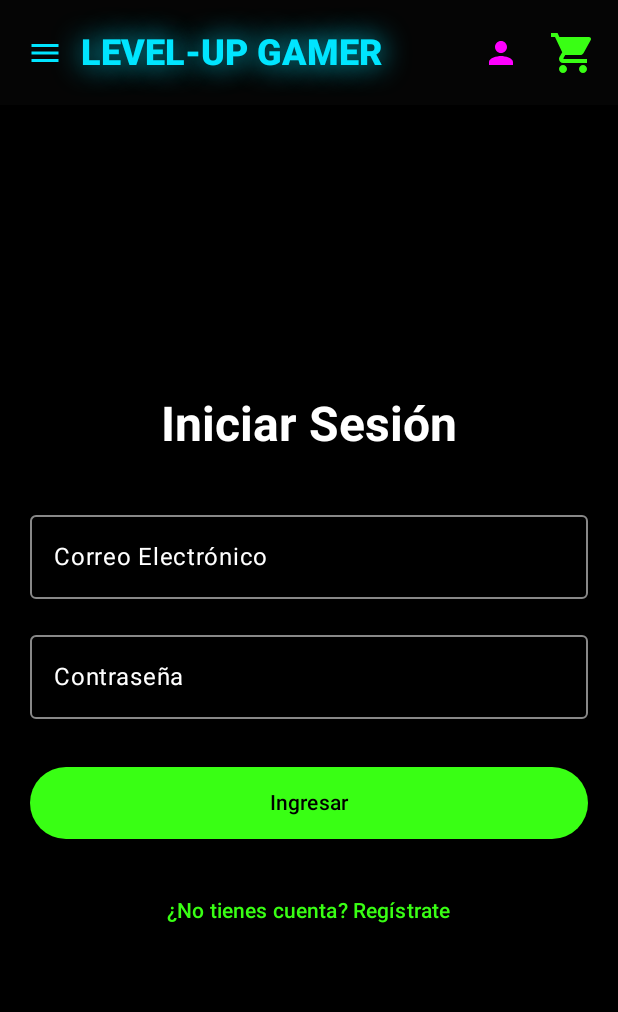
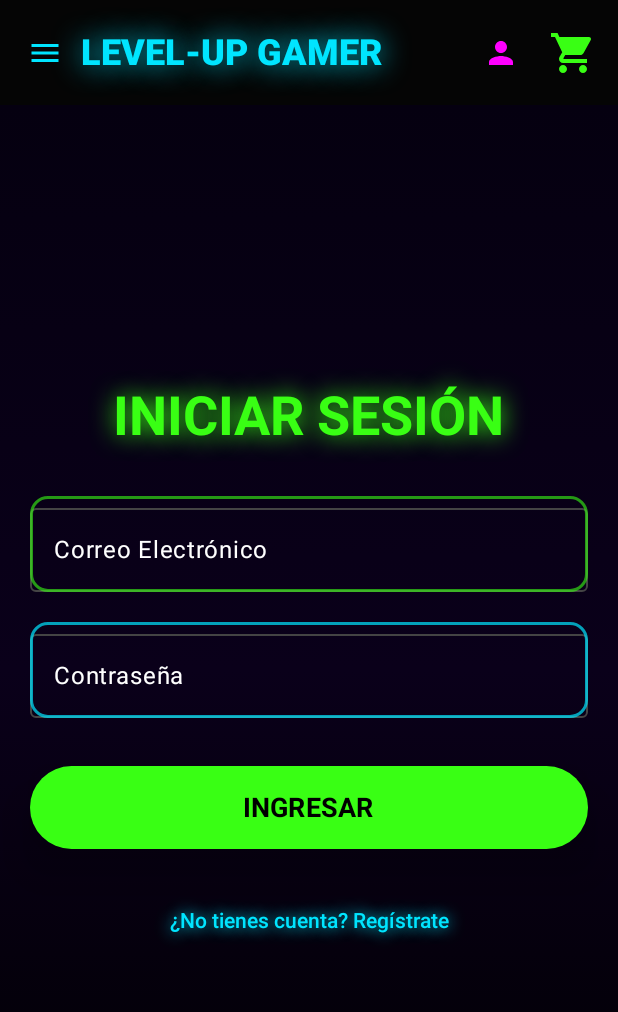
Before and after one commit to GOSUGING/project-aplicacion-movil, an Android app built with Jetpack Compose: the screen it shows after launch (MainActivity), after a tap on "Perfil", on a phone screen of 412 x 824 dp. Shown: the top 1012 px of the screen. Run offline under Robolectric (Android 15) with nearby library versions, the phone set to English and light mode, and no system bars; our stand-ins replace Dagger/Hilt's generated code.

Commit message:
quick fix

```diff
--- a/app/src/main/java/com/example/levelup/MainActivity.kt
+++ b/app/src/main/java/com/example/levelup/MainActivity.kt
@@ -23,15 +23,11 @@ import com.example.levelup.viewmodel.CartViewModel
 import com.example.levelup.viewmodel.TopBarViewModel
 import dagger.hilt.android.AndroidEntryPoint
 
-// =======================================
-//   MAIN ACTIVITY
-// =======================================
 @AndroidEntryPoint
 class MainActivity : ComponentActivity() {
 
     private var onPermissionResult: ((Boolean) -> Unit)? = null
 
-    // Launcher nativo de permisos (SIN accompanist)
     private val requestPermissionLauncher =
         registerForActivityResult(ActivityResultContracts.RequestPermission()) { granted ->
             onPermissionResult?.invoke(granted)
@@ -53,16 +49,11 @@ class MainActivity : ComponentActivity() {
     }
 }
 
-// Permiso disponible desde Compose sin accompanist
 val LocalRequestPermission =
     compositionLocalOf<(String, (Boolean) -> Unit) -> Unit> {
         error("Permission requester not initialized")
     }
 
-
-// =======================================
-//   NAVEGACIÓN COMPLETA
-// =======================================
 @Composable
 fun AppNavigation() {
 
@@ -72,18 +63,13 @@ fun AppNavigation() {
 
     val currentUser by topBarVM.currentUser.collectAsState()
 
-    val isAdmin = currentUser?.role
-        ?.uppercase()
-        ?.contains("ADMIN") == true
+    val isAdmin = currentUser?.role?.uppercase()?.contains("ADMIN") == true
 
     NavHost(
         navController = navController,
         startDestination = "home"
     ) {
 
-        // ========================================
-        //  SCREENS QUE TIENEN TOPBAR
-        // ========================================
         val screensWithTopBar = listOf(
             "home", "categories", "products",
             "profile", "admin_profile",
@@ -118,13 +104,7 @@ fun AppNavigation() {
                                 else navController.navigate("profile")
                             },
 
-                            onTitleClick = { navController.navigate("home") },
-
-                            onAdminClick = {
-                                if (isAdmin) navController.navigate("admin_profile")
-                            },
-
-                            isAdmin = isAdmin
+                            onTitleClick = { navController.navigate("home") }
                         )
                     },
                     containerColor = Color.Black
@@ -182,10 +162,7 @@ fun AppNavigation() {
             }
         }
 
-        // ========================================
-        //  SCREENS SIN TOPBAR
-        // ========================================
-
+        // SCREENS SIN TOPBAR
         composable("cart") {
             CartScreen(
                 navController = navController,
--- a/app/src/main/java/com/example/levelup/ui/components/AppTopBar.kt
+++ b/app/src/main/java/com/example/levelup/ui/components/AppTopBar.kt
@@ -49,9 +49,7 @@ fun AppTopBar(
     onMenuLogin: () -> Unit,
     onMenuRegister: () -> Unit,
     onMenuProfile: () -> Unit,
-    onTitleClick: () -> Unit,
-    onAdminClick: () -> Unit,
-    isAdmin: Boolean
+    onTitleClick: () -> Unit
 ) {
     val topBarVM: TopBarViewModel = hiltViewModel()
     val currentUser by topBarVM.currentUser.collectAsState()
@@ -110,14 +108,7 @@ fun AppTopBar(
                         )
                     }
 
-                    if (isAdmin) {
-                        Divider(color = NeonPurple.copy(alpha = 0.4f))
-
-                        DropdownMenuItem(
-                            text = { RowWithIcon("Panel Admin", Icons.Default.AdminPanelSettings, NeonOrange) },
-                            onClick = { menuOpen = false; onAdminClick() }
-                        )
-                    }
+                    // ❌ ADMIN REMOVIDO
                 }
             }
 
@@ -141,7 +132,7 @@ fun AppTopBar(
             )
 
             // =========================
-            // PERFIL
+            // PERFIL ICONO NEÓN
             // =========================
             IconButton(
                 onClick = {
--- a/app/src/main/java/com/example/levelup/ui/screens/LoginScreen.kt
+++ b/app/src/main/java/com/example/levelup/ui/screens/LoginScreen.kt
@@ -1,147 +1,191 @@
 package com.example.levelup.ui.screens
 
 import androidx.compose.foundation.background
+import androidx.compose.foundation.border
 import androidx.compose.foundation.layout.*
 import androidx.compose.foundation.rememberScrollState
+import androidx.compose.foundation.shape.RoundedCornerShape
 import androidx.compose.foundation.verticalScroll
 import androidx.compose.material3.*
 import androidx.compose.runtime.*
 import androidx.compose.ui.Alignment
 import androidx.compose.ui.Modifier
+import androidx.compose.ui.draw.shadow
+import androidx.compose.ui.graphics.Brush
 import androidx.compose.ui.graphics.Color
+import androidx.compose.ui.graphics.Shadow
+import androidx.compose.ui.text.TextStyle
 import androidx.compose.ui.text.font.FontWeight
 import androidx.compose.ui.text.input.PasswordVisualTransformation
 import androidx.compose.ui.unit.dp
+import androidx.compose.ui.unit.sp
 import androidx.hilt.navigation.compose.hiltViewModel
 import androidx.navigation.NavController
 import com.example.levelup.viewmodel.LoginViewModel
 
-// --- FUNCIÓN DE UTILIDAD DE COLORES PRIVADA ---
-// Se define como 'private' para evitar el error de "Conflicting overloads"
+// PALETA NEÓN CYBERPUNK
+private val NeonGreen = Color(0xFF39FF14)
+private val NeonPink = Color(0xFFFF008A)
+private val CyberBlue = Color(0xFF00E5FF)
+private val DarkBg = Color(0xFF020202)
+
 @Composable
 private fun loginTextFieldColors() = OutlinedTextFieldDefaults.colors(
     focusedTextColor = Color.White,
     unfocusedTextColor = Color.White,
-    cursorColor = Color(0xFF39FF14), // Verde Neón
+    cursorColor = NeonGreen,
 
-    focusedBorderColor = Color(0xFF39FF14),
-    unfocusedBorderColor = Color.Gray,
+    focusedBorderColor = NeonGreen,
+    unfocusedBorderColor = Color(0xFF444444),
 
-    focusedLabelColor = Color(0xFF39FF14),
+    focusedLabelColor = NeonGreen,
     unfocusedLabelColor = Color.Gray,
 
     focusedContainerColor = Color.Transparent,
     unfocusedContainerColor = Color.Transparent,
 )
-// ---------------------------------------------------------------------------------
 
 @Composable
 fun LoginScreen(
-    // La función se mantiene simple, solo necesita el NavController
     navController: NavController,
     paddingValues: PaddingValues
 ) {
     val vm: LoginViewModel = hiltViewModel()
     val ui by vm.ui.collectAsState()
 
-    // No necesitamos definir onLoginSuccess/onAdminLogin aquí porque el ViewModel
-    // nos dirá a dónde navegar mediante la callback onNavigate.
-
-    // --- Definición de la acción de navegación a Registro (Sí se necesita) ---
-    val onNavigateToRegister: () -> Unit = {
-        navController.navigate("register")
-    }
-    // -------------------------------------------------------------------------
+    val onNavigateToRegister = { navController.navigate("register") }
 
     Column(
         modifier = Modifier
             .padding(paddingValues)
             .fillMaxSize()
-            .background(Color.Black)
+            .background(
+                Brush.verticalGradient(
+                    listOf(
+                        Color(0xFF050010),
+                        Color(0xFF0A001A),
+                        Color(0xFF000000)
+                    )
+                )
+            )
             .verticalScroll(rememberScrollState())
             .padding(horizontal = 20.dp, vertical = 40.dp),
         horizontalAlignment = Alignment.CenterHorizontally,
         verticalArrangement = Arrangement.Center
     ) {
+        // --- TÍTULO CYBERPUNK ---
         Text(
-            text = "Iniciar Sesión",
-            style = MaterialTheme.typography.headlineLarge.copy(
+            text = "INICIAR SESIÓN",
+            style = TextStyle(
+                color = NeonGreen,
+                fontSize = 36.sp,
                 fontWeight = FontWeight.Bold,
-                color = Color.White
+                shadow = Shadow(
+                    color = NeonGreen,
+                    blurRadius = 20f
+                )
             )
         )
 
         Spacer(Modifier.height(32.dp))
 
-        // --- CAMPO DE EMAIL ---
+        // --- EMAIL ---
         OutlinedTextField(
             value = ui.email,
             onValueChange = { vm.onChange("email", it) },
             label = { Text("Correo Electrónico", color = Color.White) },
             singleLine = true,
-            modifier = Modifier.fillMaxWidth(),
-            colors = loginTextFieldColors() // Uso de la función privada
+            modifier = Modifier
+                .fillMaxWidth()
+                .border(
+                    width = 2.dp,
+                    color = NeonGreen.copy(alpha = 0.6f),
+                    shape = RoundedCornerShape(12.dp)
+                ),
+            colors = loginTextFieldColors()
         )
 
-        Spacer(Modifier.height(16.dp))
+        Spacer(Modifier.height(20.dp))
 
-        // --- CAMPO DE CONTRASEÑA ---
+        // --- PASSWORD ---
         OutlinedTextField(
             value = ui.password,
             onValueChange = { vm.onChange("password", it) },
             label = { Text("Contraseña", color = Color.White) },
             singleLine = true,
-            modifier = Modifier.fillMaxWidth(),
             visualTransformation = PasswordVisualTransformation(),
-            colors = loginTextFieldColors() // Uso de la función privada
+            modifier = Modifier
+                .fillMaxWidth()
+                .border(
+                    2.dp,
+                    CyberBlue.copy(alpha = 0.7f),
+                    RoundedCornerShape(12.dp)
+                ),
+            colors = loginTextFieldColors()
         )
 
         Spacer(Modifier.height(32.dp))
 
-        // Botón de Login
+        // --- BOTÓN LOGIN CYBERPUNK ---
         Button(
             onClick = {
-                // CORRECCIÓN CLAVE: Llamada a vm.login con UNA SOLA función 'onNavigate'
-                // que recibe la ruta (String) que el ViewModel devuelve.
                 vm.login(
                     onNavigate = { route ->
                         navController.navigate(route) {
-                            // Limpia la pila después de la navegación exitosa
                             popUpTo("home") { inclusive = true }
                         }
                     }
                 )
             },
             enabled = !ui.isLoading,
-            colors = ButtonDefaults.buttonColors(
-                containerColor = Color(0xFF39FF14),
-                contentColor = Color.Black
-            ),
             modifier = Modifier
                 .fillMaxWidth()
-                .height(48.dp)
+                .height(55.dp)
+                .shadow(18.dp, RoundedCornerShape(14.dp)),
+            colors = ButtonDefaults.buttonColors(
+                containerColor = NeonGreen,
+                contentColor = Color.Black
+            )
         ) {
             if (ui.isLoading) {
                 CircularProgressIndicator(
-                    modifier = Modifier.size(24.dp),
+                    modifier = Modifier.size(26.dp),
                     color = Color.Black,
                     strokeWidth = 2.dp
                 )
             } else {
-                Text("Ingresar", fontWeight = FontWeight.SemiBold)
+                Text(
+                    "INGRESAR",
+                    fontSize = 18.sp,
+                    fontWeight = FontWeight.Bold
+                )
             }
         }
 
+        // --- MENSAJE DE ERROR ---
         if (ui.error != null) {
             Spacer(Modifier.height(16.dp))
-            Text(ui.error!!, color = MaterialTheme.colorScheme.error)
+            Text(
+                ui.error!!,
+                color = NeonPink,
+                style = TextStyle(
+                    shadow = Shadow(NeonPink, blurRadius = 12f)
+                )
+            )
         }
 
         Spacer(Modifier.height(24.dp))
 
-        // Botón para ir a Registro
+        // --- BOTÓN REGISTRO CYBER ---
         TextButton(onClick = onNavigateToRegister) {
-            Text("¿No tienes cuenta? Regístrate", color = Color(0xFF39FF14), fontWeight = FontWeight.Medium)
+            Text(
+                "¿No tienes cuenta? Regístrate",
+                color = CyberBlue,
+                fontWeight = FontWeight.Medium,
+                style = TextStyle(
+                    shadow = Shadow(CyberBlue, blurRadius = 12f)
+                )
+            )
         }
     }
 }
```
Also changed, not shown: app/src/main/java/com/example/levelup/ui/screens/CartScreen.kt (+92 -31 lines).
